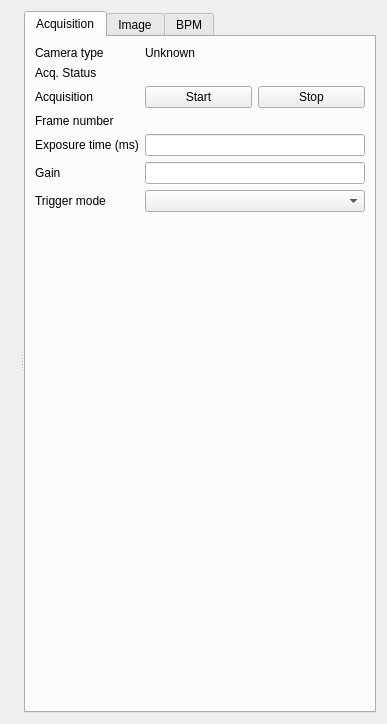
First picture: the form in src/tgconf_beamviewer/panels/camera.ui, repository MaxIV-KitsControls/app-maxiv-beamviewer, before the edit.
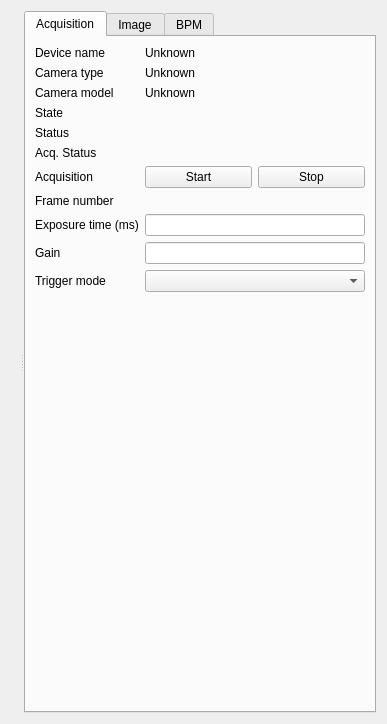
Second picture: the form after the edit. Custom widgets are drawn as their Qt base class.

Diff of the .ui file:
```diff
--- a/src/tgconf_beamviewer/panels/camera.ui
+++ b/src/tgconf_beamviewer/panels/camera.ui
@@ -53,37 +53,85 @@
          <enum>QFormLayout::AllNonFixedFieldsGrow</enum>
         </property>
         <item row="0" column="0">
+         <widget class="QLabel" name="label_22">
+          <property name="text">
+           <string>Device name</string>
+          </property>
+         </widget>
+        </item>
+        <item row="0" column="1">
+         <widget class="QLabel" name="device_label">
+          <property name="text">
+           <string>Unknown</string>
+          </property>
+         </widget>
+        </item>
+        <item row="1" column="0">
          <widget class="QLabel" name="label_4">
           <property name="text">
            <string>Camera type</string>
           </property>
          </widget>
         </item>
-        <item row="0" column="1">
+        <item row="1" column="1">
          <widget class="QLabel" name="camera_type_label">
           <property name="text">
            <string>Unknown</string>
           </property>
          </widget>
         </item>
-        <item row="1" column="0">
+        <item row="2" column="0">
+         <widget class="QLabel" name="label_20">
+          <property name="text">
+           <string>Camera model</string>
+          </property>
+         </widget>
+        </item>
+        <item row="2" column="1">
+         <widget class="QLabel" name="camera_model_label">
+          <property name="text">
+           <string>Unknown</string>
+          </property>
+         </widget>
+        </item>
+        <item row="3" column="0">
+         <widget class="QLabel" name="label_24">
+          <property name="text">
+           <string>State</string>
+          </property>
+         </widget>
+        </item>
+        <item row="3" column="1">
+         <widget class="TaurusLabel" name="state_tlabel"/>
+        </item>
+        <item row="4" column="0">
+         <widget class="QLabel" name="label_25">
+          <property name="text">
+           <string>Status</string>
+          </property>
+         </widget>
+        </item>
+        <item row="4" column="1">
+         <widget class="TaurusLabel" name="status_tlabel"/>
+        </item>
+        <item row="5" column="0">
          <widget class="QLabel" name="label_7">
           <property name="text">
            <string>Acq. Status</string>
           </property>
          </widget>
         </item>
-        <item row="1" column="1">
+        <item row="5" column="1">
          <widget class="TaurusLabel" name="acq_status_label"/>
         </item>
-        <item row="2" column="0">
+        <item row="6" column="0">
          <widget class="QLabel" name="label_2">
           <property name="text">
            <string>Acquisition</string>
           </property>
          </widget>
         </item>
-        <item row="2" column="1">
+        <item row="6" column="1">
          <layout class="QHBoxLayout" name="horizontalLayout">
           <item>
            <widget class="QPushButton" name="start_acquisition_button">
@@ -101,14 +149,31 @@
           </item>
          </layout>
         </item>
-        <item row="4" column="0">
+        <item row="7" column="0">
+         <widget class="QLabel" name="label_19">
+          <property name="text">
+           <string>Frame number</string>
+          </property>
+         </widget>
+        </item>
+        <item row="7" column="1">
+         <widget class="TaurusLabel" name="acq_framenumber_label">
+          <property name="model">
+           <string/>
+          </property>
+          <property name="useParentModel">
+           <bool>false</bool>
+          </property>
+         </widget>
+        </item>
+        <item row="8" column="0">
          <widget class="QLabel" name="label">
           <property name="text">
            <string>Exposure time (ms)</string>
           </property>
          </widget>
         </item>
-        <item row="4" column="1">
+        <item row="8" column="1">
          <widget class="MAXLineEdit" name="acq_expo_time">
           <property name="inputMask">
            <string/>
@@ -124,47 +189,30 @@
           </property>
          </widget>
         </item>
-        <item row="5" column="0">
+        <item row="9" column="0">
          <widget class="QLabel" name="label_16">
           <property name="text">
            <string>Gain</string>
           </property>
          </widget>
         </item>
-        <item row="5" column="1">
+        <item row="9" column="1">
          <widget class="MAXLineEdit" name="gain_label"/>
         </item>
-        <item row="6" column="0">
+        <item row="10" column="0">
          <widget class="QLabel" name="label_3">
           <property name="text">
            <string>Trigger mode</string>
           </property>
          </widget>
         </item>
-        <item row="6" column="1">
+        <item row="10" column="1">
          <widget class="TaurusValueComboBox" name="trigger_mode_combobox">
           <property name="autoApply">
            <bool>true</bool>
           </property>
          </widget>
         </item>
-        <item row="3" column="0">
-         <widget class="QLabel" name="label_19">
-          <property name="text">
-           <string>Frame number</string>
-          </property>
-         </widget>
-        </item>
-        <item row="3" column="1">
-         <widget class="TaurusLabel" name="acq_framenumber_label">
-          <property name="model">
-           <string/>
-          </property>
-          <property name="useParentModel">
-           <bool>false</bool>
-          </property>
-         </widget>
-        </item>
        </layout>
       </widget>
       <widget class="QWidget" name="tab_2">
```
Left out of the diff: 6 changed lines with no effect on the pictures.
